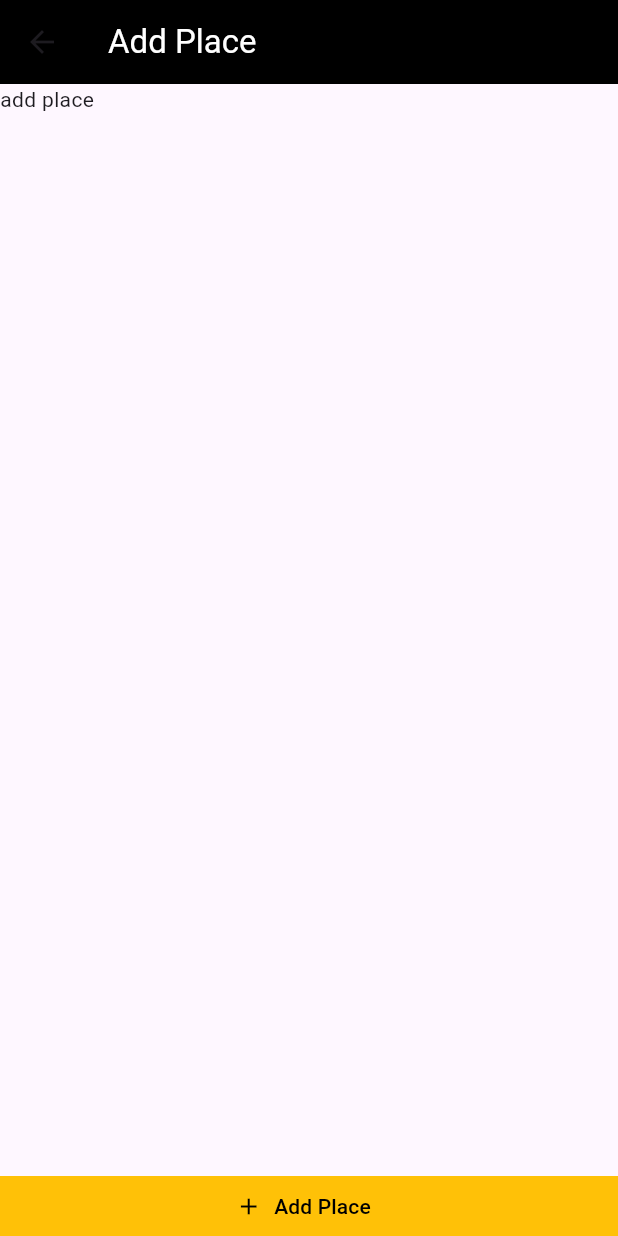
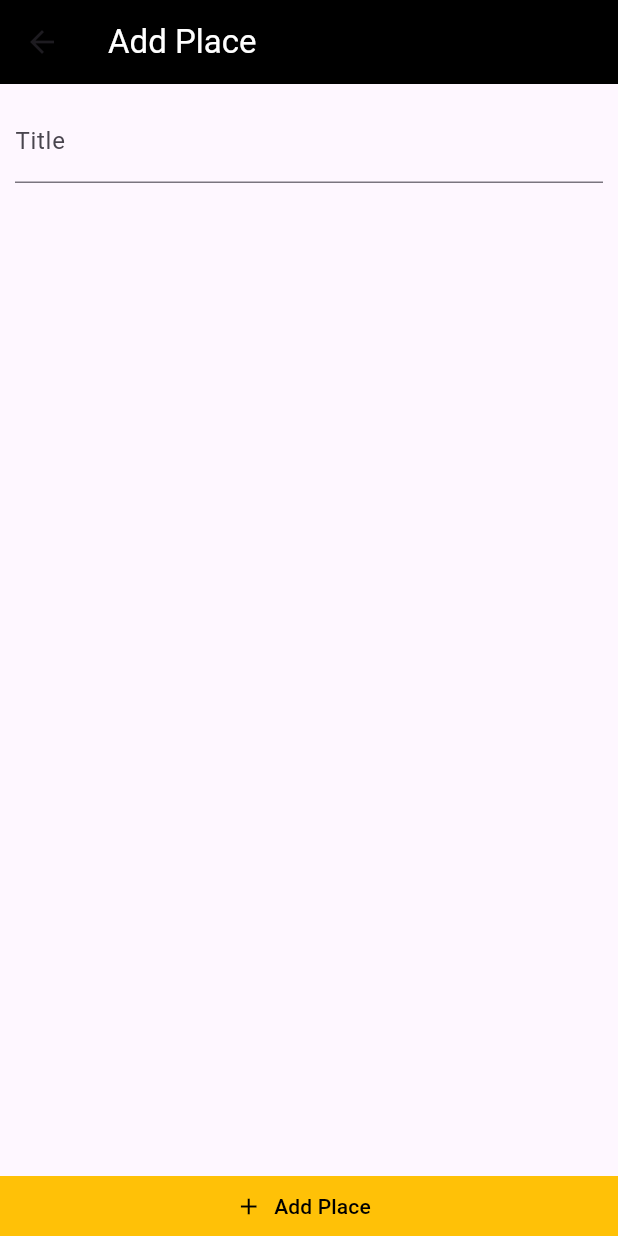
Before and after one commit to RichFlair/places_app, a Flutter app: the AddPlacesScreen screen opened by its route, on a phone screen of 412 x 824 dp. Run offline on Flutter 3.47's test engine with Material 3 defaults, Android fonts, the phone set to English and light mode, and no system bars.

Commit message:
improving add places screen

```diff
--- a/lib/screens/add_places_screen.dart
+++ b/lib/screens/add_places_screen.dart
@@ -20,10 +20,20 @@ class _AddPlacesScreenState extends State<AddPlacesScreen> {
         backgroundColor: Colors.black,
       ),
       body: Column(
-        mainAxisAlignment: MainAxisAlignment.spaceBetween,
         crossAxisAlignment: CrossAxisAlignment.stretch,
         children: [
-          const Text('add place'),
+          const Expanded(
+            child: Padding(
+              padding: EdgeInsets.all(10),
+              child: Column(
+                children: [
+                  TextField(
+                    decoration: InputDecoration(labelText: 'Title'),
+                  ),
+                ],
+              ),
+            ),
+          ),
           // add-places button container
           ElevatedButton.icon(
             style: const ButtonStyle(
```
